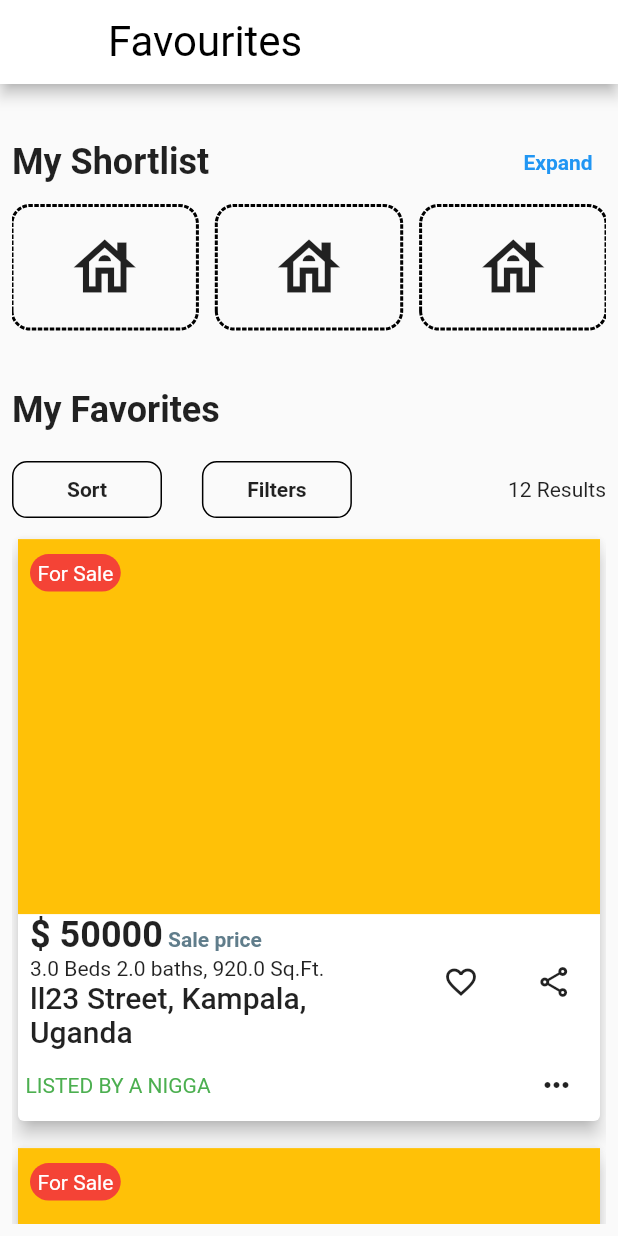
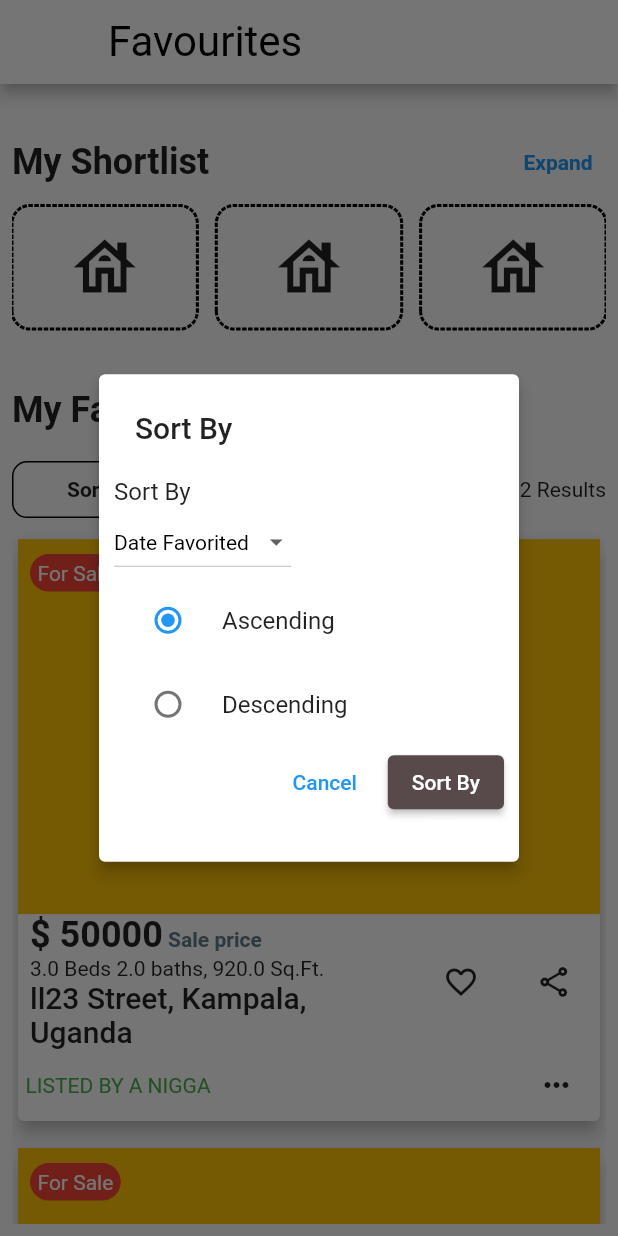
Before and after one commit to Ghasasira/realtor, a Flutter app: the Favorite screen opened directly, after a tap on "Sort", on a phone screen of 412 x 824 dp. Run offline on Flutter 3.47's test engine with Material 2 defaults, Android fonts, the phone set to English and light mode, and no system bars; drawn by our look-alikes of dotted_border; our stand-ins replace dropdown_button2, flutter_rating_bar, get, google_maps_flutter, lorem_ipsum.

Commit message:
great night

```diff
--- a/realtor/lib/home.dart
+++ b/realtor/lib/home.dart
@@ -20,7 +20,7 @@ class _HomeState extends State<Home> {
     const Feed(),
     const Favorite(),
     const Myhome(),
-    const MyRealtor()
+    const MyRealtor(),
   ];
 
   void _selectItem(int index) {
--- /dev/null
+++ b/realtor/lib/reusables/details/favs/sort.dart
@@ -0,0 +1,94 @@
+import 'package:flutter/material.dart';
+import 'package:realtor/reusables/realtorButton.dart';
+
+class FavSort extends StatefulWidget {
+  FavSort({super.key});
+
+  @override
+  State<FavSort> createState() => _FavSortState();
+}
+
+class _FavSortState extends State<FavSort> {
+  List orderItems = [
+    "Ascending",
+    "Descending",
+  ];
+
+  void _onSelected() {}
+
+  String selectedOrder = "Ascending";
+
+  List sortItems = [
+    "Date Favorited",
+    "Price",
+    "Beds",
+    "Baths",
+    "Square Footage"
+  ];
+
+  String sortitem = "Date Favorited";
+
+  @override
+  Widget build(BuildContext context) {
+    return Container(
+      child: Padding(
+        padding: const EdgeInsets.all(10.0),
+        child: Column(
+          crossAxisAlignment: CrossAxisAlignment.start,
+          children: [
+            Text("Sort By"),
+            DropdownButton(
+              value: sortitem,
+              icon: Icon(Icons.arrow_drop_down),
+              iconSize: 20,
+              elevation: 5,
+              style: TextStyle(color: Colors.black),
+              onChanged: (newValue) {
+                setState(() {
+                  sortitem = newValue.toString();
+                });
+              },
+              items: sortItems.map((item) {
+                return DropdownMenuItem(
+                  child: Text(item),
+                  value: item,
+                );
+              }).toList(),
+            ),
+            Column(
+              children: orderItems.map((item) {
+                return RadioListTile(
+                    value: item,
+                    title: Text(item),
+                    groupValue: selectedOrder,
+                    onChanged: (item) {
+                      setState(() {
+                        selectedOrder = item;
+                      });
+                      ;
+                    });
+              }).toList(),
+            ),
+            Row(
+              mainAxisAlignment: MainAxisAlignment.end,
+              children: [
+                TextButton(
+                  onPressed: () {
+                    Navigator.pop(context);
+                  },
+                  child: Text("Cancel"),
+                ),
+                SizedBox(width: 10.0),
+                RealtorButton(
+                    color: Color.fromARGB(255, 88, 74, 74),
+                    onpressed: () {},
+                    styles: TextStyle(color: Colors.white),
+                    text: "Sort By"),
+              ],
+            )
+          ],
+        ),
+      ),
+    );
+  }
+}
--- a/realtor/lib/reusables/universalPages/map.dart
+++ b/realtor/lib/reusables/universalPages/map.dart
@@ -34,7 +34,7 @@ class _MapwindowState extends State<Mapwindow> {
   @override
   void dispose() {
     // TODO: implement dispose
-
+    super.dispose();
     _controller.dispose();
   }
 
--- a/realtor/lib/screens/Favorite/favorite.dart
+++ b/realtor/lib/screens/Favorite/favorite.dart
@@ -1,4 +1,5 @@
 import 'package:flutter/material.dart';
+import 'package:realtor/reusables/details/favs/sort.dart';
 import 'package:realtor/screens/Favorite/emptyFav.dart';
 import 'package:realtor/screens/Favorite/loadedFav.dart';
 
--- a/realtor/lib/screens/Favorite/loadedFav.dart
+++ b/realtor/lib/screens/Favorite/loadedFav.dart
@@ -1,8 +1,12 @@
 import 'package:dotted_border/dotted_border.dart';
 import 'package:flutter/material.dart';
+import 'package:get/get.dart';
+import 'package:realtor/reusables/details/favs/filter.dart';
+import 'package:realtor/reusables/details/favs/sort.dart';
 import 'package:realtor/reusables/filterbutton.dart';
 import 'package:realtor/reusables/lowerCardSection.dart';
 import 'package:realtor/reusables/propertyCard.dart';
+import 'package:realtor/screens/myShortList.dart';
 
 class LoadedFav extends StatelessWidget {
   const LoadedFav({super.key});
@@ -26,7 +30,9 @@ class LoadedFav extends StatelessWidget {
                 ),
               ),
               TextButton(
-                onPressed: () {},
+                onPressed: () {
+                  Get.to(MyShortlist());
+                },
                 child: Text(
                   "Expand",
                   style: TextStyle(fontWeight: FontWeight.bold),
@@ -68,11 +74,47 @@ class LoadedFav extends StatelessWidget {
                   children: [
                     FilterButton(
                       text: "Sort",
-                      onPressed: () {},
+                      onPressed: () {
+                        showDialog(
+                            context: context,
+                            builder: (context) {
+                              return SimpleDialog(
+                                title: Text("Sort By"),
+                                elevation: 4,
+                                children: [
+                                  Container(
+                                    height: 250.0,
+                                    width:
+                                        MediaQuery.of(context).size.width * 0.2,
+                                    //color: Colors.black,
+                                    child: FavSort(),
+                                  ),
+                                ],
+                              );
+                            });
+                      },
                     ),
                     FilterButton(
                       text: "Filters",
-                      onPressed: () {},
+                      onPressed: () {
+                        showDialog(
+                            context: context,
+                            builder: (context) {
+                              return SimpleDialog(
+                                title: Text("Filter By"),
+                                elevation: 4,
+                                children: [
+                                  Container(
+                                    height: 120.0,
+                                    width:
+                                        MediaQuery.of(context).size.width * 0.2,
+                                    //color: Colors.black,
+                                    child: FavFilter(),
+                                  ),
+                                ],
+                              );
+                            });
+                      },
                     ),
                   ],
                 ),
@@ -84,6 +126,7 @@ class LoadedFav extends StatelessWidget {
         Container(
           height: MediaQuery.of(context).size.height,
           child: ListView.builder(
+            physics: ScrollPhysics(),
             itemCount: 12,
             itemBuilder: (context, index) {
               return Padding(
--- a/realtor/lib/screens/feed/feed.dart
+++ b/realtor/lib/screens/feed/feed.dart
@@ -39,7 +39,7 @@ class Feed extends StatelessWidget {
         ),
         body: Padding(
           padding: const EdgeInsets.all(5.0),
-          child: const EmptyFeed(), //FeedLoaded(),
+          child: const FeedLoaded(),
         ),
       ),
     );
```
Also changed, not shown: realtor/lib/reusables/details/favs/filter.dart (added, +71 -0 lines), realtor/lib/screens/myHomes/myhome.dart (+21 -9 lines), realtor/lib/screens/myShortList.dart (added, +50 -0 lines).
